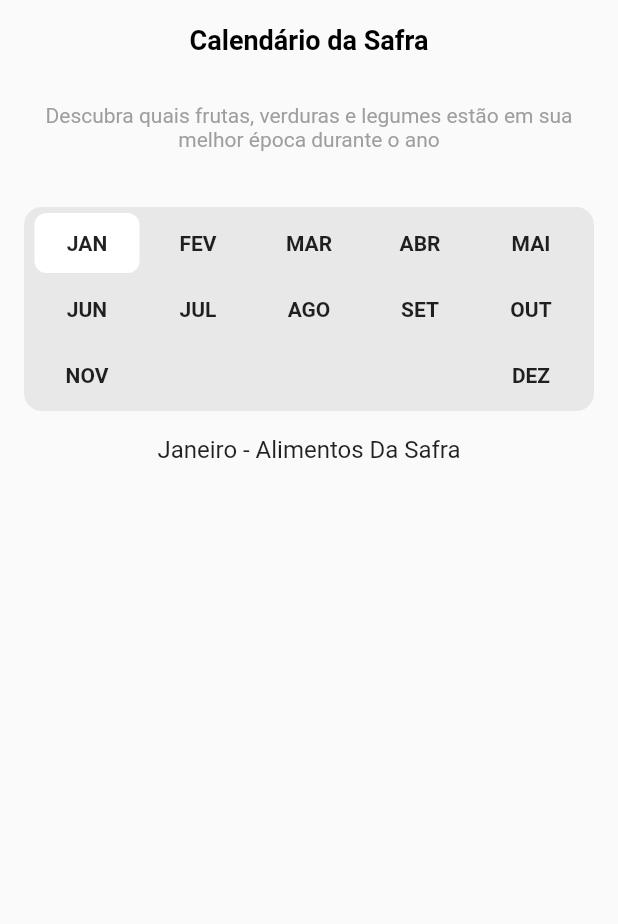
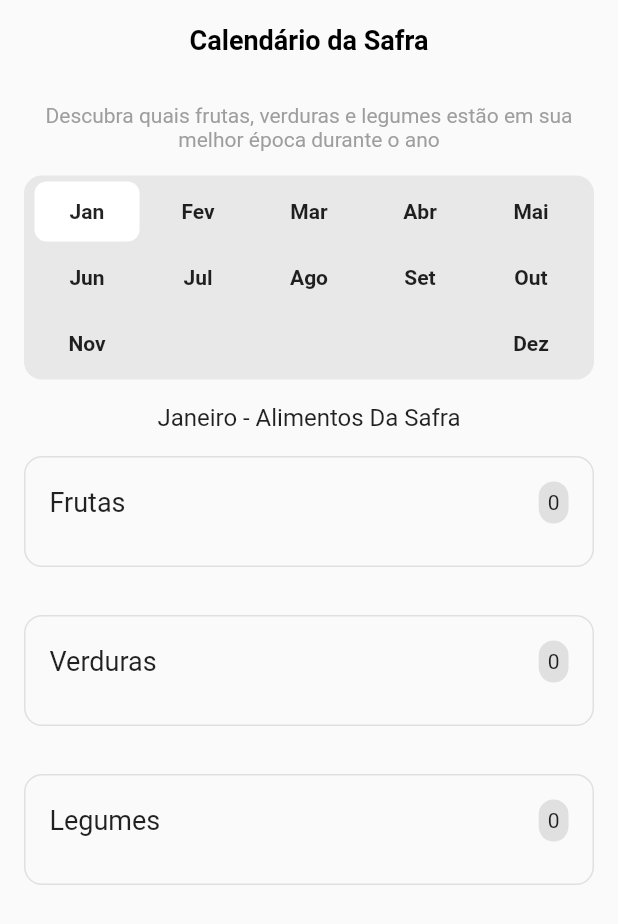
Before and after one commit to giuortiz/safra-facil, a Flutter app: the screen it shows after launch, on a phone screen of 412 x 824 dp. Shown: the top 924 px of the screen. Run offline on Flutter 3.47's test engine with Material 3 defaults, Android fonts, the phone set to English and light mode, and no system bars; our stand-ins replace cloud_firestore, firebase_core, firebase_storage, flutter_bloc, modal_bottom_sheet; accounts and stored records are empty.

Commit message:
Update home.dart

```diff
--- a/lib/containers/safra/componentes/home.dart
+++ b/lib/containers/safra/componentes/home.dart
@@ -1,9 +1,11 @@
 import 'package:flutter/material.dart';
+import 'package:flutter/rendering.dart';
 import 'package:flutter_bloc/flutter_bloc.dart';
 import 'package:modal_bottom_sheet/modal_bottom_sheet.dart';
 import 'package:safra_facil/containers/safra/bloc/safra-cubit.dart';
 import 'package:safra_facil/containers/safra/bloc/safra-model.dart';
 import 'package:safra_facil/containers/safra/componentes/responsive.dart';
+import '../models/alimento.dart';
 import 'detail.dart';
 
 class Home extends StatefulWidget {
@@ -15,33 +17,33 @@ class _HomeState extends State<Home> {
   SafraCubit _bloc = new SafraCubit();
 
   List<String> listMonth = [
-    "JAN",
-    "FEV",
-    "MAR",
-    "ABR",
-    "MAI",
-    "JUN",
-    "JUL",
-    "AGO",
-    "SET",
-    "OUT",
-    "NOV",
-    "DEZ"
+    "Jan",
+    "Fev",
+    "Mar",
+    "Abr",
+    "Mai",
+    "Jun",
+    "Jul",
+    "Ago",
+    "Set",
+    "Out",
+    "Nov",
+    "Dez"
   ];
 
   Map<String, String> listMonthName = {
-    "JAN": "Janeiro",
-    "FEV": "Fevereiro",
-    "MAR": "Março",
-    "ABR": "Abril",
-    "MAI": "Maio",
-    "JUN": "Junho",
-    "JUL": "Julho",
-    "AGO": "Agosto",
-    "SET": "Setembro",
-    "OUT": "Outubro",
-    "NOV": "Novembro",
-    "DEZ": "Dezembro",
+    "Jan": "Janeiro",
+    "Fev": "Fevereiro",
+    "Mar": "Março",
+    "Abr": "Abril",
+    "Mai": "Maio",
+    "Jun": "Junho",
+    "Jul": "Julho",
+    "Ago": "Agosto",
+    "Set": "Setembro",
+    "Out": "Outubro",
+    "Nov": "Novembro",
+    "Dez": "Dezembro",
   };
   String mes = "Janeiro";
 
@@ -69,9 +71,11 @@ class _HomeState extends State<Home> {
     return new BlocBuilder<SafraCubit, SafraModel>(builder: (context, state) {
       return new SafeArea(
         bottom: false,
-        child: new Column(
+        child: SingleChildScrollView(
+          child: Column(
             mainAxisAlignment: MainAxisAlignment.spaceBetween,
             children: [_buildHeader(context), _buildList(context)],
+          ),
         ),
       );
     });
@@ -107,7 +111,8 @@ class _HomeState extends State<Home> {
                 style: TextStyle(
                   color: Colors.grey,
                   fontSize: 14,
-                ),textAlign: TextAlign.center,
+                ),
+                textAlign: TextAlign.center,
               ),
             ),
           ],
@@ -127,8 +132,7 @@ class _HomeState extends State<Home> {
   }
 
   Widget _buildMonthList(BuildContext context) {
-    return SingleChildScrollView(
-      child: new Column(
+    return Column(
       children: [
         Container(
           margin: (Responsive.isMobile(context))
@@ -148,28 +152,100 @@ class _HomeState extends State<Home> {
               runSpacing: 4,
               children: List.generate(12, (index) {
                 return SizedBox(
-                    width: 70,
+                  width: (Responsive.isMobile(context))?70:100,
                   child: _buildMonthCard(index),
                 );
               }),
             ),
           ),
         ),
-          new Container(
+        Container(
           margin: EdgeInsets.only(top: 16),
-            child: new Text(
+          child: Text(
             '$mes - Alimentos Da Safra',
             style: TextStyle(fontSize: 16),
           ),
         ),
-          new Container(
-            height: MediaQuery.of(context).size.height / 1.6,
-            child: new SingleChildScrollView(
-              scrollDirection: Axis.vertical,
-              child: new Wrap(
-                  direction: Axis.horizontal, children: foodList(context)),
+        SizedBox(
+          height: 16,
+          width: 16,
+        ),
+        Wrap(direction: Axis.horizontal, children: [
+          _buildCategoryCard(
+              'Frutas', _bloc.frutasAtuais, _bloc.frutasAtuais.length),
+          SizedBox(
+            height: 16,
+            width: 16,
+          ),
+          _buildCategoryCard(
+              'Verduras', _bloc.verdurasAtuais, _bloc.verdurasAtuais.length),
+          SizedBox(
+            height: 16,
+            width: 16,
+          ),
+          _buildCategoryCard(
+              'Legumes', _bloc.legumesAtuais, _bloc.legumesAtuais.length),
+        ]),
+        Container()
+      ],
+    );
+  }
+
+  Widget _buildCategoryCard(String title, List<Alimento> items, int count) {
+    return Container(
+      decoration: BoxDecoration(
+          border: Border.all(color: Colors.grey[300]!),
+          borderRadius: BorderRadius.circular(12)),
+      width: double.infinity,
+      margin: EdgeInsets.only(bottom: 16, right: 16, left: 16),
+      padding: EdgeInsets.all(16),
+      child: Column(
+        crossAxisAlignment: CrossAxisAlignment.start,
+        children: [
+          Row(
+            mainAxisAlignment: MainAxisAlignment.spaceBetween,
+            children: [
+              Text(
+                title,
+                style: TextStyle(
+                  fontSize: 18,
+                ),
+              ),
+              Container(
+                padding: EdgeInsets.all(6),
+                decoration: BoxDecoration(
+                    color: Colors.grey[300],
+                    borderRadius: BorderRadius.circular(12)),
+                child: Text(
+                  '$count',
+                  style: TextStyle(
+                    fontSize: 14,
+                  ),
                 ),
               )
+            ],
+          ),
+          SizedBox(height: 12),
+
+          // Lista de itens com Wrap
+          Wrap(
+            spacing: 8, // Espaço horizontal
+            runSpacing: 4, // Espaço vertical
+            children: items.map((item) {
+              return Container(
+                padding: EdgeInsets.symmetric(horizontal: 12, vertical: 6),
+                decoration: BoxDecoration(
+                  color: Colors.grey[100],
+                  borderRadius: BorderRadius.circular(16),
+                  border: Border.all(color: Colors.grey[300]!),
+                ),
+                child: Text(
+                  item.nome ?? '',
+                  style: TextStyle(fontSize: 14),
+                ),
+              );
+            }).toList(),
+          ),
         ],
       ),
     );
@@ -197,7 +273,11 @@ class _HomeState extends State<Home> {
         },
         child: new Container(
           alignment: Alignment.center,
-          padding: EdgeInsets.all(12),
+          padding: EdgeInsets.only(
+              top: 12,
+              bottom: 12,
+              left: (Responsive.isMobile(context)) ? 12 : 24,
+              right: (Responsive.isMobile(context)) ? 12 : 24),
           decoration: BoxDecoration(
               borderRadius: BorderRadius.circular(8), color: Colors.white),
           child: new Text(
```
Lines whose indentation alone changed are shown as unchanged.
